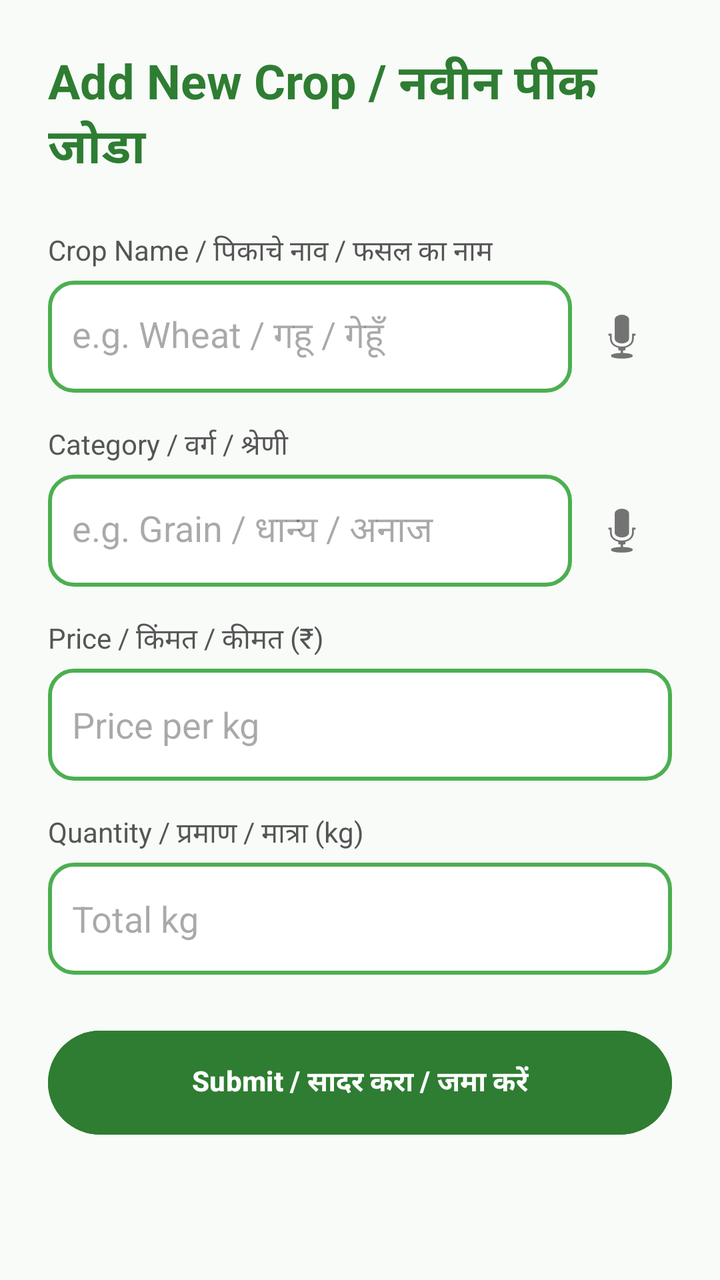
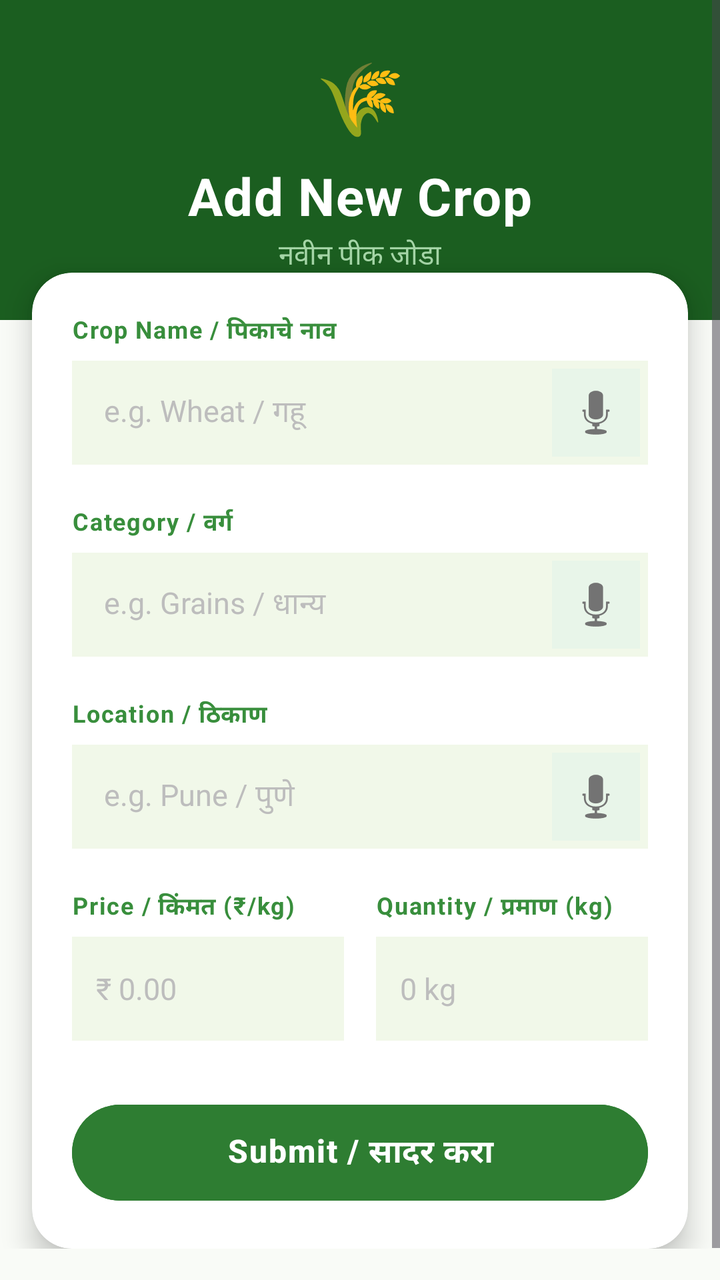

Screens rendered from an Android XML layout before and after an edit, with the pre-edit source and the edit as a unified diff.
<!-- AndroidManifest.xml: application theme Theme.AgriConnect -->
<!-- res/layout/activity_add_crop.xml -->
<?xml version="1.0" encoding="utf-8"?>
<ScrollView
    xmlns:android="http://schemas.android.com/apk/res/android"
    android:layout_width="match_parent"
    android:layout_height="match_parent"
    android:background="#F8FBF8">

    <LinearLayout
        android:layout_width="match_parent"
        android:layout_height="wrap_content"
        android:orientation="vertical"
        android:padding="24dp">

        <TextView
            android:layout_width="wrap_content"
            android:layout_height="wrap_content"
            android:text="Add New Crop / नवीन पीक जोडा"
            android:textSize="24sp"
            android:textStyle="bold"
            android:textColor="#2E7D32"
            android:layout_marginBottom="24dp"/>

        <TextView
            android:layout_width="wrap_content"
            android:layout_height="wrap_content"
            android:text="Crop Name / पिकाचे नाव / फसल का नाम"
            android:textColor="#555555"
            android:textSize="14sp"
            android:layout_marginBottom="4dp"/>

        <LinearLayout
            android:layout_width="match_parent"
            android:layout_height="wrap_content"
            android:orientation="horizontal"
            android:gravity="center_vertical"
            android:layout_marginBottom="16dp">

            <EditText
                android:id="@+id/etCropName"
                android:layout_width="0dp"
                android:layout_weight="1"
                android:layout_height="56dp"
                android:hint="e.g. Wheat / गहू / गेहूँ"
                android:padding="12dp"
                android:background="@drawable/edit_text_bg"/>

            <ImageButton
                android:id="@+id/btnMicName"
                android:layout_width="50dp"
                android:layout_height="50dp"
                android:src="@android:drawable/ic_btn_speak_now"
                android:background="?attr/selectableItemBackgroundBorderless" />
        </LinearLayout>

        <TextView
            android:layout_width="wrap_content"
            android:layout_height="wrap_content"
            android:text="Category / वर्ग / श्रेणी"
            android:textColor="#555555"
            android:textSize="14sp"
            android:layout_marginBottom="4dp"/>

        <LinearLayout
            android:layout_width="match_parent"
            android:layout_height="wrap_content"
            android:orientation="horizontal"
            android:gravity="center_vertical"
            android:layout_marginBottom="16dp">

            <EditText
                android:id="@+id/etCategory"
                android:layout_width="0dp"
                android:layout_weight="1"
                android:layout_height="56dp"
                android:hint="e.g. Grain / धान्य / अनाज"
                android:padding="12dp"
                android:background="@drawable/edit_text_bg"/>

            <ImageButton
                android:id="@+id/btnMicCategory"
                android:layout_width="50dp"
                android:layout_height="50dp"
                android:src="@android:drawable/ic_btn_speak_now"
                android:background="?attr/selectableItemBackgroundBorderless" />
        </LinearLayout>

        <TextView
            android:layout_width="wrap_content"
            android:layout_height="wrap_content"
            android:text="Price / किंमत / कीमत (₹)"
            android:textColor="#555555"
            android:textSize="14sp"
            android:layout_marginBottom="4dp"/>

        <EditText
            android:id="@+id/etPrice"
            android:layout_width="match_parent"
            android:layout_height="56dp"
            android:hint="Price per kg"
            android:inputType="numberDecimal"
            android:padding="12dp"
            android:layout_marginBottom="16dp"
            android:background="@drawable/edit_text_bg"/>

        <TextView
            android:layout_width="wrap_content"
            android:layout_height="wrap_content"
            android:text="Quantity / प्रमाण / मात्रा (kg)"
            android:textColor="#555555"
            android:textSize="14sp"
            android:layout_marginBottom="4dp"/>

        <EditText
            android:id="@+id/etQuantity"
            android:layout_width="match_parent"
            android:layout_height="56dp"
            android:hint="Total kg"
            android:inputType="number"
            android:padding="12dp"
            android:background="@drawable/edit_text_bg"/>

        <ProgressBar
            android:id="@+id/progressBar"
            android:layout_width="wrap_content"
            android:layout_height="wrap_content"
            android:layout_gravity="center"
            android:layout_marginTop="20dp"
            android:visibility="gone" />

        <Button
            android:id="@+id/btnAddCrop"
            android:layout_width="match_parent"
            android:layout_height="60dp"
            android:text="Submit / सादर करा / जमा करें"
            android:layout_marginTop="24dp"
            android:backgroundTint="#2E7D32"
            android:textColor="@android:color/white"
            android:textStyle="bold"/>

    </LinearLayout>
</ScrollView>
<!-- resources referenced by this layout -->
<resources>
  <!-- drawable edit_text_bg (drawable) -->
  <shape xmlns:android="http://schemas.android.com/apk/res/android"
      android:shape="rectangle">
  
      <solid android:color="@android:color/white" />
  
      <stroke
          android:width="2dp"
          android:color="@color/primary" />
  
      <corners android:radius="12dp" />
  
      <padding
          android:left="12dp"
          android:top="12dp"
          android:right="12dp"
          android:bottom="12dp" />
  </shape>
  <style name="Theme.AgriConnect" parent="Theme.Material3.DayNight.NoActionBar">
  
          
          <item name="colorPrimary">@color/successGreen</item>
          <item name="colorOnPrimary">@color/white</item>
  
          
          <item name="colorSecondary">@color/greenAccent</item>
          <item name="colorOnSecondary">@color/white</item>
  
          
          <item name="android:colorBackground">@color/backgroundLight</item>
          <item name="colorSurface">@color/white</item>
  
          
          <item name="android:statusBarColor">@color/green</item>
  
      </style>
  <color name="primary">#4CAF50</color>
  <color name="successGreen">#388E3C</color>
  <color name="white">#FFFFFF</color>
  <color name="greenAccent">#66BB6A</color>
  <color name="backgroundLight">#F5F5F5</color>
  <color name="green">#4CAF50</color>
</resources>

<!-- the commit's change to res/layout/activity_add_crop.xml (unified diff, before → after) -->
@@ -1,141 +1,303 @@
 <?xml version="1.0" encoding="utf-8"?>
-<ScrollView
-    xmlns:android="http://schemas.android.com/apk/res/android"
+<ScrollView xmlns:android="http://schemas.android.com/apk/res/android"
+    xmlns:app="http://schemas.android.com/apk/res-auto"
     android:layout_width="match_parent"
     android:layout_height="match_parent"
-    android:background="#F8FBF8">
+    android:background="#F9FBF7"
+    android:fillViewport="true">
 
     <LinearLayout
         android:layout_width="match_parent"
         android:layout_height="wrap_content"
         android:orientation="vertical"
-        android:padding="24dp">
-
-        <TextView
-            android:layout_width="wrap_content"
-            android:layout_height="wrap_content"
-            android:text="Add New Crop / नवीन पीक जोडा"
-            android:textSize="24sp"
-            android:textStyle="bold"
-            android:textColor="#2E7D32"
-            android:layout_marginBottom="24dp"/>
-
-        <TextView
-            android:layout_width="wrap_content"
-            android:layout_height="wrap_content"
-            android:text="Crop Name / पिकाचे नाव / फसल का नाम"
-            android:textColor="#555555"
-            android:textSize="14sp"
-            android:layout_marginBottom="4dp"/>
-
-        <LinearLayout
+        android:paddingStart="0dp"
+        android:paddingEnd="0dp"
+        android:paddingBottom="32dp">
+
+        <FrameLayout
+            android:layout_width="match_parent"
+            android:layout_height="160dp"
+            android:background="#1B5E20">
+
+            <View
+                android:layout_width="match_parent"
+                android:layout_height="80dp"
+                android:layout_gravity="bottom"
+                android:background="#1B5E20"/>
+
+            <LinearLayout
+                android:layout_width="match_parent"
+                android:layout_height="match_parent"
+                android:orientation="vertical"
+                android:gravity="center"
+                android:padding="24dp">
+
+                <TextView
+                    android:layout_width="wrap_content"
+                    android:layout_height="wrap_content"
+                    android:text="🌾"
+                    android:textSize="36sp"
+                    android:layout_marginBottom="8dp"/>
+
+                <TextView
+                    android:layout_width="wrap_content"
+                    android:layout_height="wrap_content"
+                    android:text="Add New Crop"
+                    android:textColor="#FFFFFF"
+                    android:textSize="26sp"
+                    android:textStyle="bold"
+                    android:letterSpacing="0.02"/>
+
+                <TextView
+                    android:layout_width="wrap_content"
+                    android:layout_height="wrap_content"
+                    android:text="नवीन पीक जोडा"
+                    android:textColor="#A5D6A7"
+                    android:textSize="14sp"
+                    android:layout_marginTop="2dp"/>
+            </LinearLayout>
+        </FrameLayout>
+
+        <androidx.cardview.widget.CardView
             android:layout_width="match_parent"
             android:layout_height="wrap_content"
-            android:orientation="horizontal"
-            android:gravity="center_vertical"
-            android:layout_marginBottom="16dp">
-
-            <EditText
-                android:id="@+id/etCropName"
-                android:layout_width="0dp"
-                android:layout_weight="1"
-                android:layout_height="56dp"
-                android:hint="e.g. Wheat / गहू / गेहूँ"
-                android:padding="12dp"
-                android:background="@drawable/edit_text_bg"/>
-
-            <ImageButton
-                android:id="@+id/btnMicName"
-                android:layout_width="50dp"
-                android:layout_height="50dp"
-                android:src="@android:drawable/ic_btn_speak_now"
-                android:background="?attr/selectableItemBackgroundBorderless" />
-        </LinearLayout>
-
-        <TextView
-            android:layout_width="wrap_content"
-            android:layout_height="wrap_content"
-            android:text="Category / वर्ग / श्रेणी"
-            android:textColor="#555555"
-            android:textSize="14sp"
-            android:layout_marginBottom="4dp"/>
-
-        <LinearLayout
-            android:layout_width="match_parent"
-            android:layout_height="wrap_content"
-            android:orientation="horizontal"
-            android:gravity="center_vertical"
-            android:layout_marginBottom="16dp">
-
-            <EditText
-                android:id="@+id/etCategory"
-                android:layout_width="0dp"
-                android:layout_weight="1"
-                android:layout_height="56dp"
-                android:hint="e.g. Grain / धान्य / अनाज"
-                android:padding="12dp"
-                android:background="@drawable/edit_text_bg"/>
-
-            <ImageButton
-                android:id="@+id/btnMicCategory"
-                android:layout_width="50dp"
-                android:layout_height="50dp"
-                android:src="@android:drawable/ic_btn_speak_now"
-                android:background="?attr/selectableItemBackgroundBorderless" />
-        </LinearLayout>
-
-        <TextView
-            android:layout_width="wrap_content"
-            android:layout_height="wrap_content"
-            android:text="Price / किंमत / कीमत (₹)"
-            android:textColor="#555555"
-            android:textSize="14sp"
-            android:layout_marginBottom="4dp"/>
-
-        <EditText
-            android:id="@+id/etPrice"
-            android:layout_width="match_parent"
-            android:layout_height="56dp"
-            android:hint="Price per kg"
-            android:inputType="numberDecimal"
-            android:padding="12dp"
-            android:layout_marginBottom="16dp"
-            android:background="@drawable/edit_text_bg"/>
-
-        <TextView
-            android:layout_width="wrap_content"
-            android:layout_height="wrap_content"
-            android:text="Quantity / प्रमाण / मात्रा (kg)"
-            android:textColor="#555555"
-            android:textSize="14sp"
-            android:layout_marginBottom="4dp"/>
-
-        <EditText
-            android:id="@+id/etQuantity"
-            android:layout_width="match_parent"
-            android:layout_height="56dp"
-            android:hint="Total kg"
-            android:inputType="number"
-            android:padding="12dp"
-            android:background="@drawable/edit_text_bg"/>
-
-        <ProgressBar
-            android:id="@+id/progressBar"
-            android:layout_width="wrap_content"
-            android:layout_height="wrap_content"
-            android:layout_gravity="center"
-            android:layout_marginTop="20dp"
-            android:visibility="gone" />
-
-        <Button
-            android:id="@+id/btnAddCrop"
-            android:layout_width="match_parent"
-            android:layout_height="60dp"
-            android:text="Submit / सादर करा / जमा करें"
-            android:layout_marginTop="24dp"
-            android:backgroundTint="#2E7D32"
-            android:textColor="@android:color/white"
-            android:textStyle="bold"/>
+            android:layout_marginStart="16dp"
+            android:layout_marginEnd="16dp"
+            android:layout_marginTop="-24dp"
+            app:cardCornerRadius="20dp"
+            app:cardElevation="8dp"
+            app:cardBackgroundColor="#FFFFFF">
+
+            <LinearLayout
+                android:layout_width="match_parent"
+                android:layout_height="wrap_content"
+                android:orientation="vertical"
+                android:padding="20dp">
+
+                <TextView
+                    android:layout_width="wrap_content"
+                    android:layout_height="wrap_content"
+                    android:text="Crop Name / पिकाचे नाव"
+                    android:textColor="#388E3C"
+                    android:textSize="12sp"
+                    android:textStyle="bold"
+                    android:letterSpacing="0.05"
+                    android:layout_marginBottom="6dp"/>
+
+                <LinearLayout
+                    android:layout_width="match_parent"
+                    android:layout_height="wrap_content"
+                    android:orientation="horizontal"
+                    android:gravity="center_vertical"
+                    android:background="#F1F8E9"
+                    android:paddingStart="4dp"
+                    android:paddingEnd="4dp"
+                    android:layout_marginBottom="20dp">
+
+                    <EditText
+                        android:id="@+id/etCropName"
+                        android:layout_width="0dp"
+                        android:layout_weight="1"
+                        android:layout_height="52dp"
+                        android:hint="e.g. Wheat / गहू"
+                        android:textColorHint="#BDBDBD"
+                        android:textColor="#212121"
+                        android:textSize="15sp"
+                        android:paddingStart="12dp"
+                        android:paddingEnd="8dp"
+                        android:background="@null"
+                        android:inputType="textCapWords"/>
+
+                    <ImageButton
+                        android:id="@+id/btnMicName"
+                        android:layout_width="44dp"
+                        android:layout_height="44dp"
+                        android:src="@android:drawable/ic_btn_speak_now"
+                        android:background="#E8F5E9"
+                        android:padding="10dp"
+                        android:contentDescription="Voice input"/>
+                </LinearLayout>
+
+                <TextView
+                    android:layout_width="wrap_content"
+                    android:layout_height="wrap_content"
+                    android:text="Category / वर्ग"
+                    android:textColor="#388E3C"
+                    android:textSize="12sp"
+                    android:textStyle="bold"
+                    android:letterSpacing="0.05"
+                    android:layout_marginBottom="6dp"/>
+
+                <LinearLayout
+                    android:layout_width="match_parent"
+                    android:layout_height="wrap_content"
+                    android:orientation="horizontal"
+                    android:gravity="center_vertical"
+                    android:background="#F1F8E9"
+                    android:paddingStart="4dp"
+                    android:paddingEnd="4dp"
+                    android:layout_marginBottom="20dp">
+
+                    <EditText
+                        android:id="@+id/etCategory"
+                        android:layout_width="0dp"
+                        android:layout_weight="1"
+                        android:layout_height="52dp"
+                        android:hint="e.g. Grains / धान्य"
+                        android:textColorHint="#BDBDBD"
+                        android:textColor="#212121"
+                        android:textSize="15sp"
+                        android:paddingStart="12dp"
+                        android:paddingEnd="8dp"
+                        android:background="@null"
+                        android:inputType="textCapWords"/>
+
+                    <ImageButton
+                        android:id="@+id/btnMicCategory"
+                        android:layout_width="44dp"
+                        android:layout_height="44dp"
+                        android:src="@android:drawable/ic_btn_speak_now"
+                        android:background="#E8F5E9"
+                        android:padding="10dp"
+                        android:contentDescription="Voice input"/>
+                </LinearLayout>
+
+                <TextView
+                    android:layout_width="wrap_content"
+                    android:layout_height="wrap_content"
+                    android:text="Location / ठिकाण"
+                    android:textColor="#388E3C"
+                    android:textSize="12sp"
+                    android:textStyle="bold"
+                    android:letterSpacing="0.05"
+                    android:layout_marginBottom="6dp"/>
+
+                <LinearLayout
+                    android:layout_width="match_parent"
+                    android:layout_height="wrap_content"
+                    android:orientation="horizontal"
+                    android:gravity="center_vertical"
+                    android:background="#F1F8E9"
+                    android:paddingStart="4dp"
+                    android:paddingEnd="4dp"
+                    android:layout_marginBottom="20dp">
+
+                    <EditText
+                        android:id="@+id/etLocation"
+                        android:layout_width="0dp"
+                        android:layout_weight="1"
+                        android:layout_height="52dp"
+                        android:hint="e.g. Pune / पुणे"
+                        android:textColorHint="#BDBDBD"
+                        android:textColor="#212121"
+                        android:textSize="15sp"
+                        android:paddingStart="12dp"
+                        android:paddingEnd="8dp"
+                        android:background="@null"
+                        android:inputType="textCapWords"/>
+
+                    <ImageButton
+                        android:id="@+id/btnMicLocation"
+                        android:layout_width="44dp"
+                        android:layout_height="44dp"
+                        android:src="@android:drawable/ic_btn_speak_now"
+                        android:background="#E8F5E9"
+                        android:padding="10dp"
+                        android:contentDescription="Voice input"/>
+                </LinearLayout>
+
+                <LinearLayout
+                    android:layout_width="match_parent"
+                    android:layout_height="wrap_content"
+                    android:orientation="horizontal"
+                    android:layout_marginBottom="20dp">
+
+                    <LinearLayout
+                        android:layout_width="0dp"
+                        android:layout_height="wrap_content"
+                        android:layout_marginEnd="8dp"
+                        android:layout_weight="1"
+                        android:orientation="vertical">
+
+                        <TextView
+                            android:layout_width="wrap_content"
+                            android:layout_height="wrap_content"
+                            android:layout_marginBottom="6dp"
+                            android:letterSpacing="0.05"
+                            android:text="Price / किंमत (₹/kg)"
+                            android:textColor="#388E3C"
+                            android:textSize="12sp"
+                            android:textStyle="bold" />
+
+                        <EditText
+                            android:id="@+id/etPrice"
+                            android:layout_width="match_parent"
+                            android:layout_height="52dp"
+                            android:background="#F1F8E9"
+                            android:hint="₹ 0.00"
+                            android:textColorHint="#BDBDBD"
+                            android:inputType="numberDecimal"
+                            android:paddingStart="12dp"
+                            android:paddingEnd="12dp"
+                            android:textColor="#212121"
+                            android:textSize="15sp" />
+                    </LinearLayout>
+
+                    <LinearLayout
+                        android:layout_width="0dp"
+                        android:layout_height="wrap_content"
+                        android:layout_marginStart="8dp"
+                        android:layout_weight="1"
+                        android:orientation="vertical">
+
+                        <TextView
+                            android:layout_width="wrap_content"
+                            android:layout_height="wrap_content"
+                            android:layout_marginBottom="6dp"
+                            android:letterSpacing="0.05"
+                            android:text="Quantity / प्रमाण (kg)"
+                            android:textColor="#388E3C"
+                            android:textSize="12sp"
+                            android:textStyle="bold" />
+
+                        <EditText
+                            android:id="@+id/etQuantity"
+                            android:layout_width="match_parent"
+                            android:layout_height="52dp"
+                            android:background="#F1F8E9"
+                            android:hint="0 kg"
+                            android:textColorHint="#BDBDBD"
+                            android:inputType="number"
+                            android:paddingStart="12dp"
+                            android:paddingEnd="12dp"
+                            android:textColor="#212121"
+                            android:textSize="15sp" />
+                    </LinearLayout>
+                </LinearLayout>
+
+                <ProgressBar
+                    android:id="@+id/progressBar"
+                    android:layout_width="wrap_content"
+                    android:layout_height="wrap_content"
+                    android:layout_gravity="center"
+                    android:layout_marginTop="8dp"
+                    android:visibility="gone"/>
+
+                <Button
+                    android:id="@+id/btnAddCrop"
+                    android:layout_width="match_parent"
+                    android:layout_height="56dp"
+                    android:text="Submit / सादर करा"
+                    android:layout_marginTop="8dp"
+                    android:backgroundTint="#2E7D32"
+                    android:textColor="#FFFFFF"
+                    android:textStyle="bold"
+                    android:textSize="16sp"
+                    android:letterSpacing="0.04"
+                    android:stateListAnimator="@null"/>
+
+            </LinearLayout>
+        </androidx.cardview.widget.CardView>
 
     </LinearLayout>
 </ScrollView>
<!-- resource entries referenced after the edit -->
@@ -1,23 +1,5 @@
 <!-- resources referenced by this layout -->
 <resources>
-  <!-- drawable edit_text_bg (drawable) -->
-  <shape xmlns:android="http://schemas.android.com/apk/res/android"
-      android:shape="rectangle">
-  
-      <solid android:color="@android:color/white" />
-  
-      <stroke
-          android:width="2dp"
-          android:color="@color/primary" />
-  
-      <corners android:radius="12dp" />
-  
-      <padding
-          android:left="12dp"
-          android:top="12dp"
-          android:right="12dp"
-          android:bottom="12dp" />
-  </shape>
   <style name="Theme.AgriConnect" parent="Theme.Material3.DayNight.NoActionBar">
   
           
@@ -36,7 +18,6 @@
           <item name="android:statusBarColor">@color/green</item>
   
       </style>
-  <color name="primary">#4CAF50</color>
   <color name="successGreen">#388E3C</color>
   <color name="white">#FFFFFF</color>
   <color name="greenAccent">#66BB6A</color>
